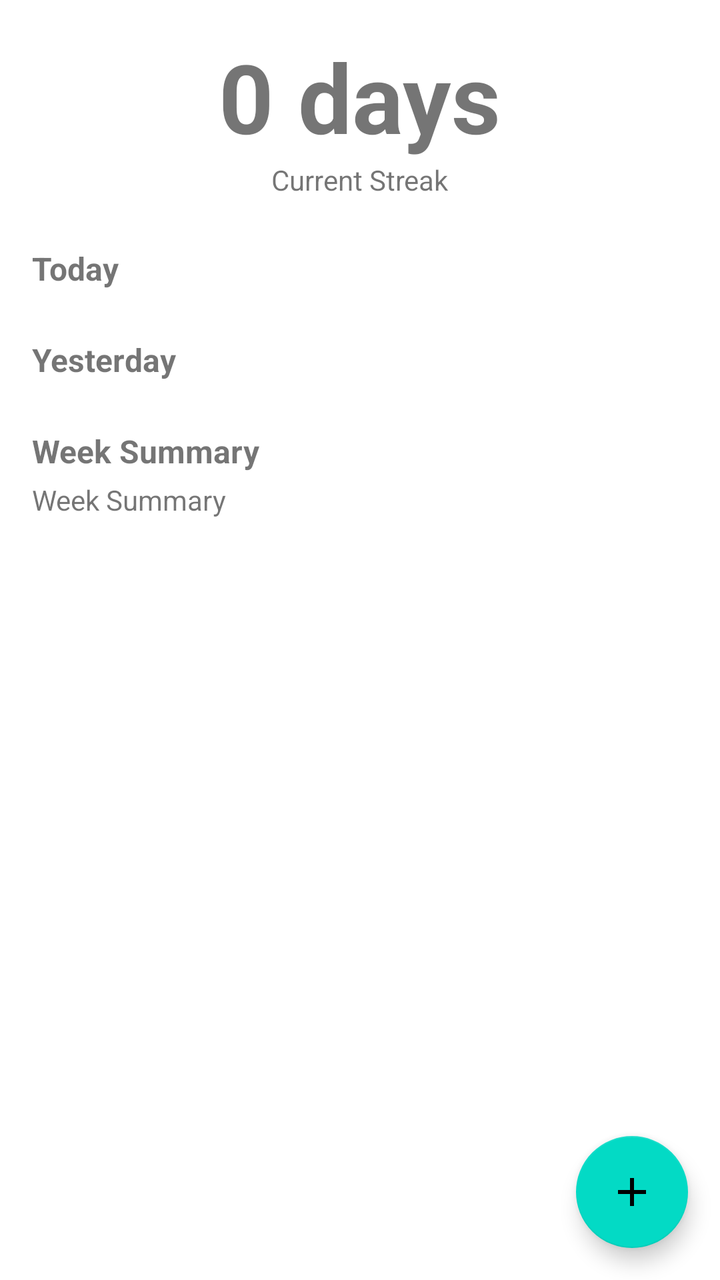
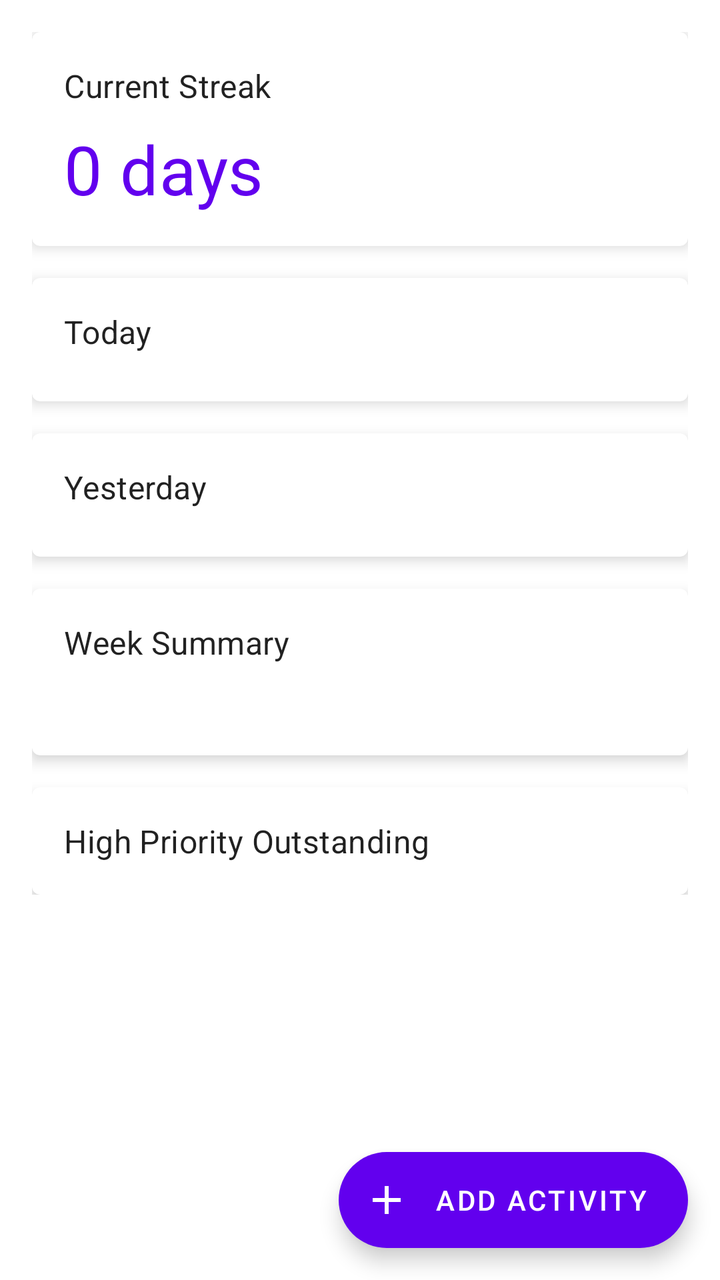

An Android layout rendered at two revisions. The XML below is the earlier revision; the diff shows what the commit changed to produce the second picture.
<!-- AndroidManifest.xml: application theme Theme.MyStreak -->
<!-- res/layout/fragment_dashboard.xml -->
<?xml version="1.0" encoding="utf-8"?>
<androidx.coordinatorlayout.widget.CoordinatorLayout xmlns:android="http://schemas.android.com/apk/res/android"
    xmlns:app="http://schemas.android.com/apk/res-auto"
    android:layout_width="match_parent"
    android:layout_height="match_parent">

    <androidx.core.widget.NestedScrollView
        android:layout_width="match_parent"
        android:layout_height="match_parent"
        android:clipToPadding="false"
        android:paddingBottom="88dp">

        <LinearLayout
            android:layout_width="match_parent"
            android:layout_height="wrap_content"
            android:orientation="vertical"
            android:padding="16dp">

            
            <LinearLayout
                android:layout_width="match_parent"
                android:layout_height="wrap_content"
                android:layout_marginBottom="24dp"
                android:gravity="center"
                android:orientation="vertical">

                <TextView
                    android:id="@+id/tv_streak_count"
                    android:layout_width="wrap_content"
                    android:layout_height="wrap_content"
                    android:text="0 days"
                    android:textSize="48sp"
                    android:textStyle="bold" />

                <TextView
                    android:layout_width="wrap_content"
                    android:layout_height="wrap_content"
                    android:text="@string/streak_label"
                    android:textSize="14sp" />
            </LinearLayout>

            
            <TextView
                android:id="@+id/tv_today_header"
                android:layout_width="wrap_content"
                android:layout_height="wrap_content"
                android:layout_marginBottom="8dp"
                android:text="@string/today_activities"
                android:textSize="16sp"
                android:textStyle="bold" />

            <TextView
                android:id="@+id/tv_no_today"
                android:layout_width="wrap_content"
                android:layout_height="wrap_content"
                android:layout_marginBottom="8dp"
                android:text="@string/no_activities_today"
                android:visibility="gone" />

            <androidx.recyclerview.widget.RecyclerView
                android:id="@+id/rv_today"
                android:layout_width="match_parent"
                android:layout_height="wrap_content"
                android:layout_marginBottom="16dp"
                android:nestedScrollingEnabled="false" />

            
            <TextView
                android:id="@+id/tv_yesterday_header"
                android:layout_width="wrap_content"
                android:layout_height="wrap_content"
                android:layout_marginBottom="8dp"
                android:text="@string/yesterday_activities"
                android:textSize="16sp"
                android:textStyle="bold" />

            <TextView
                android:id="@+id/tv_no_yesterday"
                android:layout_width="wrap_content"
                android:layout_height="wrap_content"
                android:layout_marginBottom="8dp"
                android:text="@string/no_activities_yesterday"
                android:visibility="gone" />

            <androidx.recyclerview.widget.RecyclerView
                android:id="@+id/rv_yesterday"
                android:layout_width="match_parent"
                android:layout_height="wrap_content"
                android:layout_marginBottom="16dp"
                android:nestedScrollingEnabled="false" />

            
            <TextView
                android:layout_width="wrap_content"
                android:layout_height="wrap_content"
                android:layout_marginBottom="4dp"
                android:text="@string/week_summary_header"
                android:textSize="16sp"
                android:textStyle="bold" />

            <TextView
                android:id="@+id/tv_week_summary"
                android:layout_width="match_parent"
                android:layout_height="wrap_content"
                android:layout_marginBottom="24dp"
                android:text="@string/week_summary_label" />

            
            <TextView
                android:id="@+id/tv_outstanding_header"
                android:layout_width="wrap_content"
                android:layout_height="wrap_content"
                android:layout_marginBottom="8dp"
                android:text="@string/high_priority_outstanding"
                android:textSize="16sp"
                android:textStyle="bold"
                android:visibility="gone" />

            <androidx.recyclerview.widget.RecyclerView
                android:id="@+id/rv_outstanding"
                android:layout_width="match_parent"
                android:layout_height="wrap_content"
                android:layout_marginBottom="8dp"
                android:nestedScrollingEnabled="false"
                android:visibility="gone" />

            <TextView
                android:id="@+id/tv_outstanding_done"
                android:layout_width="wrap_content"
                android:layout_height="wrap_content"
                android:text="@string/all_high_priority_done"
                android:visibility="gone" />

        </LinearLayout>
    </androidx.core.widget.NestedScrollView>

    <com.google.android.material.floatingactionbutton.FloatingActionButton
        android:id="@+id/fab_add_activity"
        android:layout_width="wrap_content"
        android:layout_height="wrap_content"
        android:layout_gravity="bottom|end"
        android:layout_margin="16dp"
        android:contentDescription="@string/add_activity"
        app:srcCompat="@drawable/ic_add" />

</androidx.coordinatorlayout.widget.CoordinatorLayout>
<!-- resources referenced by this layout -->
<resources>
  <!-- drawable ic_add (drawable) -->
  <vector xmlns:android="http://schemas.android.com/apk/res/android"
      android:width="24dp"
      android:height="24dp"
      android:viewportWidth="24"
      android:viewportHeight="24"
      android:tint="?attr/colorOnPrimary">
      <path
          android:fillColor="@android:color/white"
          android:pathData="M19,13h-6v6h-2v-6H5v-2h6V5h2v6h6v2z" />
  </vector>
  <string name="add_activity">Add Activity</string>
  <string name="all_high_priority_done">All high priority tasks done!</string>
  <string name="high_priority_outstanding">High Priority Outstanding</string>
  <string name="no_activities_today">No activities logged today.</string>
  <string name="no_activities_yesterday">No activities logged yesterday.</string>
  <string name="streak_label">Current Streak</string>
  <string name="today_activities">Today</string>
  <string name="week_summary_header">Week Summary</string>
  <string name="week_summary_label">Week Summary</string>
  <string name="yesterday_activities">Yesterday</string>
  <style name="Theme.MyStreak" parent="Theme.MaterialComponents.DayNight.DarkActionBar">
          <item name="colorPrimary">@color/purple_500</item>
          <item name="colorPrimaryVariant">@color/purple_700</item>
          <item name="colorOnPrimary">@android:color/white</item>
          <item name="colorSecondary">@color/teal_200</item>
          <item name="colorOnSecondary">@android:color/black</item>
          <item name="android:statusBarColor">?attr/colorPrimaryVariant</item>
          <item name="windowActionBar">false</item>
          <item name="windowNoTitle">true</item>
      </style>
  <color name="purple_500">#FF6200EE</color>
  <color name="purple_700">#FF3700B3</color>
  <color name="teal_200">#FF03DAC5</color>
</resources>

<!-- the commit's change to res/layout/fragment_dashboard.xml (unified diff, before → after) -->
@@ -17,130 +17,196 @@
             android:padding="16dp">
 
             
-            <LinearLayout
-                android:layout_width="match_parent"
-                android:layout_height="wrap_content"
-                android:layout_marginBottom="24dp"
-                android:gravity="center"
-                android:orientation="vertical">
-
-                <TextView
-                    android:id="@+id/tv_streak_count"
-                    android:layout_width="wrap_content"
-                    android:layout_height="wrap_content"
-                    android:text="0 days"
-                    android:textSize="48sp"
-                    android:textStyle="bold" />
-
-                <TextView
-                    android:layout_width="wrap_content"
-                    android:layout_height="wrap_content"
-                    android:text="@string/streak_label"
-                    android:textSize="14sp" />
-            </LinearLayout>
-
-            
-            <TextView
-                android:id="@+id/tv_today_header"
-                android:layout_width="wrap_content"
-                android:layout_height="wrap_content"
-                android:layout_marginBottom="8dp"
-                android:text="@string/today_activities"
-                android:textSize="16sp"
-                android:textStyle="bold" />
-
-            <TextView
-                android:id="@+id/tv_no_today"
-                android:layout_width="wrap_content"
-                android:layout_height="wrap_content"
-                android:layout_marginBottom="8dp"
-                android:text="@string/no_activities_today"
-                android:visibility="gone" />
-
-            <androidx.recyclerview.widget.RecyclerView
-                android:id="@+id/rv_today"
-                android:layout_width="match_parent"
-                android:layout_height="wrap_content"
-                android:layout_marginBottom="16dp"
-                android:nestedScrollingEnabled="false" />
-
-            
-            <TextView
-                android:id="@+id/tv_yesterday_header"
-                android:layout_width="wrap_content"
-                android:layout_height="wrap_content"
-                android:layout_marginBottom="8dp"
-                android:text="@string/yesterday_activities"
-                android:textSize="16sp"
-                android:textStyle="bold" />
-
-            <TextView
-                android:id="@+id/tv_no_yesterday"
-                android:layout_width="wrap_content"
-                android:layout_height="wrap_content"
-                android:layout_marginBottom="8dp"
-                android:text="@string/no_activities_yesterday"
-                android:visibility="gone" />
-
-            <androidx.recyclerview.widget.RecyclerView
-                android:id="@+id/rv_yesterday"
-                android:layout_width="match_parent"
-                android:layout_height="wrap_content"
-                android:layout_marginBottom="16dp"
-                android:nestedScrollingEnabled="false" />
-
-            
-            <TextView
-                android:layout_width="wrap_content"
-                android:layout_height="wrap_content"
-                android:layout_marginBottom="4dp"
-                android:text="@string/week_summary_header"
-                android:textSize="16sp"
-                android:textStyle="bold" />
-
-            <TextView
-                android:id="@+id/tv_week_summary"
-                android:layout_width="match_parent"
-                android:layout_height="wrap_content"
-                android:layout_marginBottom="24dp"
-                android:text="@string/week_summary_label" />
-
-            
-            <TextView
-                android:id="@+id/tv_outstanding_header"
-                android:layout_width="wrap_content"
-                android:layout_height="wrap_content"
-                android:layout_marginBottom="8dp"
-                android:text="@string/high_priority_outstanding"
-                android:textSize="16sp"
-                android:textStyle="bold"
-                android:visibility="gone" />
-
-            <androidx.recyclerview.widget.RecyclerView
-                android:id="@+id/rv_outstanding"
-                android:layout_width="match_parent"
-                android:layout_height="wrap_content"
-                android:layout_marginBottom="8dp"
-                android:nestedScrollingEnabled="false"
-                android:visibility="gone" />
-
-            <TextView
-                android:id="@+id/tv_outstanding_done"
-                android:layout_width="wrap_content"
-                android:layout_height="wrap_content"
-                android:text="@string/all_high_priority_done"
-                android:visibility="gone" />
+            <com.google.android.material.card.MaterialCardView
+                android:layout_width="match_parent"
+                android:layout_height="wrap_content"
+                android:layout_marginBottom="16dp"
+                app:cardElevation="4dp">
+
+                <LinearLayout
+                    android:layout_width="match_parent"
+                    android:layout_height="wrap_content"
+                    android:orientation="vertical"
+                    android:padding="16dp">
+
+                    <TextView
+                        android:layout_width="wrap_content"
+                        android:layout_height="wrap_content"
+                        android:text="@string/streak_label"
+                        android:textAppearance="?attr/textAppearanceSubtitle1" />
+
+                    <TextView
+                        android:id="@+id/tv_streak_count"
+                        android:layout_width="wrap_content"
+                        android:layout_height="wrap_content"
+                        android:layout_marginTop="8dp"
+                        android:text="0 days"
+                        android:textAppearance="?attr/textAppearanceHeadline4"
+                        android:textColor="?attr/colorPrimary" />
+
+                </LinearLayout>
+
+            </com.google.android.material.card.MaterialCardView>
+
+            
+            <com.google.android.material.card.MaterialCardView
+                android:layout_width="match_parent"
+                android:layout_height="wrap_content"
+                android:layout_marginBottom="16dp"
+                app:cardElevation="4dp">
+
+                <LinearLayout
+                    android:layout_width="match_parent"
+                    android:layout_height="wrap_content"
+                    android:orientation="vertical"
+                    android:padding="16dp">
+
+                    <TextView
+                        android:id="@+id/tv_today_header"
+                        android:layout_width="wrap_content"
+                        android:layout_height="wrap_content"
+                        android:text="@string/today_activities"
+                        android:textAppearance="?attr/textAppearanceSubtitle1" />
+
+                    <TextView
+                        android:id="@+id/tv_no_today"
+                        android:layout_width="wrap_content"
+                        android:layout_height="wrap_content"
+                        android:layout_marginTop="8dp"
+                        android:text="@string/no_activities_today"
+                        android:visibility="gone" />
+
+                    <androidx.recyclerview.widget.RecyclerView
+                        android:id="@+id/rv_today"
+                        android:layout_width="match_parent"
+                        android:layout_height="wrap_content"
+                        android:layout_marginTop="8dp"
+                        android:nestedScrollingEnabled="false" />
+
+                </LinearLayout>
+
+            </com.google.android.material.card.MaterialCardView>
+
+            
+            <com.google.android.material.card.MaterialCardView
+                android:layout_width="match_parent"
+                android:layout_height="wrap_content"
+                android:layout_marginBottom="16dp"
+                app:cardElevation="4dp">
+
+                <LinearLayout
+                    android:layout_width="match_parent"
+                    android:layout_height="wrap_content"
+                    android:orientation="vertical"
+                    android:padding="16dp">
+
+                    <TextView
+                        android:id="@+id/tv_yesterday_header"
+                        android:layout_width="wrap_content"
+                        android:layout_height="wrap_content"
+                        android:text="@string/yesterday_activities"
+                        android:textAppearance="?attr/textAppearanceSubtitle1" />
+
+                    <TextView
+                        android:id="@+id/tv_no_yesterday"
+                        android:layout_width="wrap_content"
+                        android:layout_height="wrap_content"
+                        android:layout_marginTop="8dp"
+                        android:text="@string/no_activities_yesterday"
+                        android:visibility="gone" />
+
+                    <androidx.recyclerview.widget.RecyclerView
+                        android:id="@+id/rv_yesterday"
+                        android:layout_width="match_parent"
+                        android:layout_height="wrap_content"
+                        android:layout_marginTop="8dp"
+                        android:nestedScrollingEnabled="false" />
+
+                </LinearLayout>
+
+            </com.google.android.material.card.MaterialCardView>
+
+            
+            <com.google.android.material.card.MaterialCardView
+                android:layout_width="match_parent"
+                android:layout_height="wrap_content"
+                android:layout_marginBottom="16dp"
+                app:cardElevation="4dp">
+
+                <LinearLayout
+                    android:layout_width="match_parent"
+                    android:layout_height="wrap_content"
+                    android:orientation="vertical"
+                    android:padding="16dp">
+
+                    <TextView
+                        android:layout_width="wrap_content"
+                        android:layout_height="wrap_content"
+                        android:text="@string/week_summary_header"
+                        android:textAppearance="?attr/textAppearanceSubtitle1" />
+
+                    <TextView
+                        android:id="@+id/tv_week_summary"
+                        android:layout_width="wrap_content"
+                        android:layout_height="wrap_content"
+                        android:layout_marginTop="8dp"
+                        android:textAppearance="?attr/textAppearanceBody1" />
+
+                </LinearLayout>
+
+            </com.google.android.material.card.MaterialCardView>
+
+            
+            <com.google.android.material.card.MaterialCardView
+                android:layout_width="match_parent"
+                android:layout_height="wrap_content"
+                app:cardElevation="4dp">
+
+                <LinearLayout
+                    android:layout_width="match_parent"
+                    android:layout_height="wrap_content"
+                    android:orientation="vertical"
+                    android:padding="16dp">
+
+                    <TextView
+                        android:layout_width="wrap_content"
+                        android:layout_height="wrap_content"
+                        android:text="@string/high_priority_outstanding"
+                        android:textAppearance="?attr/textAppearanceSubtitle1" />
+
+                    <androidx.recyclerview.widget.RecyclerView
+                        android:id="@+id/rv_outstanding"
+                        android:layout_width="match_parent"
+                        android:layout_height="wrap_content"
+                        android:layout_marginTop="8dp"
+                        android:nestedScrollingEnabled="false"
+                        android:visibility="gone" />
+
+                    <TextView
+                        android:id="@+id/tv_outstanding_done"
+                        android:layout_width="wrap_content"
+                        android:layout_height="wrap_content"
+                        android:layout_marginTop="8dp"
+                        android:text="@string/all_high_priority_done"
+                        android:visibility="gone" />
+
+                </LinearLayout>
+
+            </com.google.android.material.card.MaterialCardView>
 
         </LinearLayout>
     </androidx.core.widget.NestedScrollView>
 
-    <com.google.android.material.floatingactionbutton.FloatingActionButton
+    <com.google.android.material.floatingactionbutton.ExtendedFloatingActionButton
         android:id="@+id/fab_add_activity"
         android:layout_width="wrap_content"
         android:layout_height="wrap_content"
         android:layout_gravity="bottom|end"
         android:layout_margin="16dp"
-        android:contentDescription="@string/add_activity"
-        app:srcCompat="@drawable/ic_add" />
+        android:text="@string/add_activity"
+        android:textColor="?attr/colorOnPrimary"
+        app:backgroundTint="?attr/colorPrimary"
+        app:icon="@drawable/ic_add"
+        app:iconTint="?attr/colorOnPrimary" />
 
 </androidx.coordinatorlayout.widget.CoordinatorLayout>
<!-- resource entries referenced after the edit -->
@@ -19,7 +19,6 @@
   <string name="streak_label">Current Streak</string>
   <string name="today_activities">Today</string>
   <string name="week_summary_header">Week Summary</string>
-  <string name="week_summary_label">Week Summary</string>
   <string name="yesterday_activities">Yesterday</string>
   <style name="Theme.MyStreak" parent="Theme.MaterialComponents.DayNight.DarkActionBar">
           <item name="colorPrimary">@color/purple_500</item>
@@ -28,6 +27,7 @@
           <item name="colorSecondary">@color/teal_200</item>
           <item name="colorOnSecondary">@android:color/black</item>
           <item name="android:statusBarColor">?attr/colorPrimaryVariant</item>
+          <item name="android:windowLightStatusBar">true</item>
           <item name="windowActionBar">false</item>
           <item name="windowNoTitle">true</item>
       </style>
